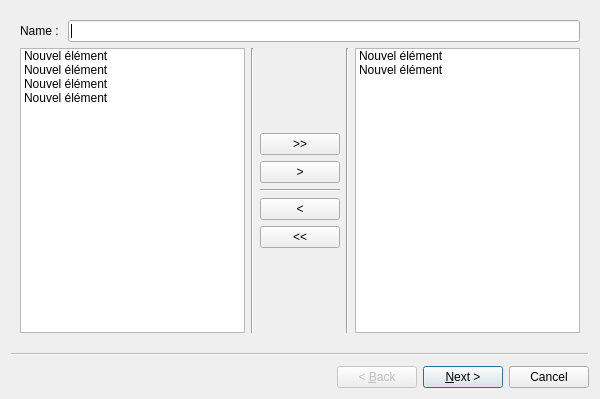
Above: ProjetVaR_Software/GUI/NewPortfolioWizard.ui from pchaigno/varsoft before the change. Below: the same form after it.
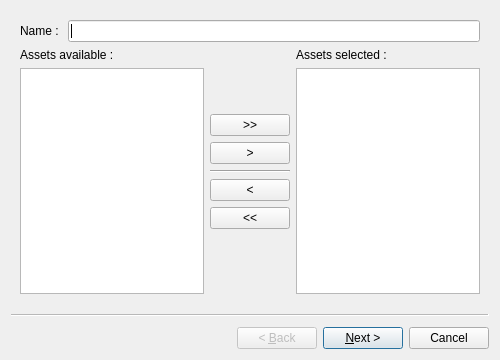
That is the form after the change.

Commit message: Display the list of assets (cannot test that for now because the DB is empty...)

What changed in the file:
```diff
--- a/ProjetVaR_Software/GUI/NewPortfolioWizard.ui
+++ b/ProjetVaR_Software/GUI/NewPortfolioWizard.ui
@@ -6,8 +6,8 @@
    <rect>
     <x>0</x>
     <y>0</y>
-    <width>600</width>
-    <height>399</height>
+    <width>500</width>
+    <height>360</height>
    </rect>
   </property>
   <property name="windowTitle">
@@ -42,35 +42,21 @@
     <item>
      <layout class="QHBoxLayout" name="horizontalLayout">
       <item>
-       <widget class="QListWidget" name="leftAssets">
-        <item>
-         <property name="text">
-          <string>Nouvel élément</string>
-         </property>
-        </item>
-        <item>
-         <property name="text">
-          <string>Nouvel élément</string>
-         </property>
-        </item>
-        <item>
-         <property name="text">
-          <string>Nouvel élément</string>
-         </property>
-        </item>
-        <item>
-         <property name="text">
-          <string>Nouvel élément</string>
-         </property>
-        </item>
-       </widget>
-      </item>
-      <item>
-       <widget class="Line" name="line">
-        <property name="orientation">
-         <enum>Qt::Vertical</enum>
+       <layout class="QVBoxLayout" name="verticalLayout_6">
+        <property name="rightMargin">
+         <number>0</number>
         </property>
-       </widget>
+        <item>
+         <widget class="QLabel" name="label_2">
+          <property name="text">
+           <string>Assets available :</string>
+          </property>
+         </widget>
+        </item>
+        <item>
+         <widget class="QListWidget" name="leftAssets"/>
+        </item>
+       </layout>
       </item>
       <item>
        <layout class="QVBoxLayout" name="verticalLayout_2">
@@ -159,24 +145,41 @@
        </layout>
       </item>
       <item>
-       <widget class="Line" name="line_2">
-        <property name="orientation">
-         <enum>Qt::Vertical</enum>
+       <layout class="QVBoxLayout" name="verticalLayout_7">
+        <property name="rightMargin">
+         <number>0</number>
         </property>
-       </widget>
-      </item>
-      <item>
-       <widget class="QListWidget" name="rightAssets">
         <item>
-         <property name="text">
-          <string>Nouvel élément</string>
-         </property>
+         <widget class="QLabel" name="label_4">
+          <property name="text">
+           <string>Assets selected :</string>
+          </property>
+         </widget>
         </item>
         <item>
-         <property name="text">
-          <string>Nouvel élément</string>
-         </property>
+         <widget class="QListWidget" name="rightAssets"/>
         </item>
+       </layout>
+      </item>
+     </layout>
+    </item>
+   </layout>
+  </widget>
+  <widget class="QWizardPage" name="wizardPage1">
+   <layout class="QVBoxLayout" name="verticalLayout_5">
+    <item>
+     <layout class="QVBoxLayout" name="verticalLayout_3">
+      <item>
+       <widget class="QLabel" name="label_3">
+        <property name="sizePolicy">
+         <sizepolicy hsizetype="Preferred" vsizetype="Fixed">
+          <horstretch>0</horstretch>
+          <verstretch>0</verstretch>
+         </sizepolicy>
+        </property>
+        <property name="text">
+         <string>Set weights:</string>
+        </property>
        </widget>
       </item>
      </layout>
```
Left out of the diff: 57 changed lines with no effect on the pictures. The commit also changes 4 other files.
